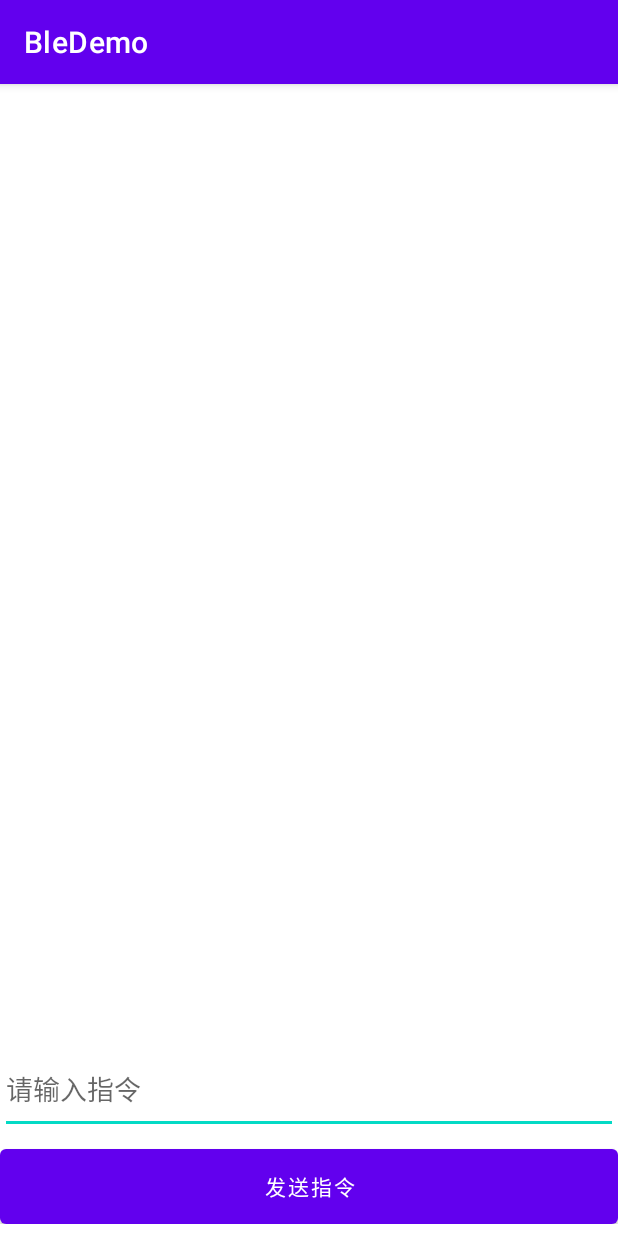
After one commit to lilongweidev/BleDemo, an Android app: the DataExchangeActivity screen opened directly, with no data from a screen before it, on a phone screen of 412 x 824 dp. The commit adds this screen. Run offline under Robolectric (Android 15) with nearby library versions, the phone set to English and light mode, and no system bars; 1 statement that could not run was skipped.

Commit message:
增加数据交互

```diff
--- a/app/build.gradle
+++ b/app/build.gradle
@@ -43,4 +43,6 @@ dependencies {
     implementation 'pub.devrel:easypermissions:3.0.0'
     //让你的适配器一目了然，告别代码冗余
     implementation 'com.github.CymChad:BaseRecyclerViewAdapterHelper:3.0.4'
+    //Easy库
+    implementation 'com.github.lilongweidev:EasyLibrary:1.0.4'
 }
--- /dev/null
+++ b/app/src/main/java/com/llw/bledemo/DataExchangeActivity.java
@@ -0,0 +1,78 @@
+package com.llw.bledemo;
+
+import androidx.appcompat.app.AppCompatActivity;
+
+import android.bluetooth.BluetoothDevice;
+import android.bluetooth.BluetoothGatt;
+import android.os.Bundle;
+import android.widget.EditText;
+import android.widget.Toast;
+
+import com.llw.bledemo.callback.BleCallback;
+import com.llw.bledemo.utils.BleHelper;
+
+/**
+ * 数据交互
+ *
+ * @author llw
+ */
+public class DataExchangeActivity extends AppCompatActivity {
+    private static final String TAG = DataExchangeActivity.class.getSimpleName();
+
+    /**
+     * Gatt
+     */
+    private BluetoothGatt bluetoothGatt;
+    /**
+     * 设备是否连接
+     */
+    private boolean isConnected = false;
+
+    /**
+     * Gatt回调
+     */
+    private BleCallback bleCallback;
+
+    private EditText etCommand;
+
+    @Override
+    protected void onCreate(Bundle savedInstanceState) {
+        super.onCreate(savedInstanceState);
+        setContentView(R.layout.activity_data_exchange);
+        //初始化
+        bleCallback = new BleCallback();
+        //获取上个页面传递过来的设备
+        BluetoothDevice device = getIntent().getParcelableExtra("device");
+        //连接gatt 设置Gatt回调
+        bluetoothGatt = device.connectGatt(this, false, bleCallback);
+        etCommand = findViewById(R.id.et_command);
+        //发送指令
+        findViewById(R.id.btn_send_command).setOnClickListener(v -> {
+            String command = etCommand.getText().toString().trim();
+            if (command.isEmpty()) {
+                showMsg("请输入指令");
+                return;
+            }
+            //发送指令
+            BleHelper.sendCommand(bluetoothGatt, command, "010200".equals(command));
+        });
+    }
+
+    /**
+     * 断开设备连接
+     */
+    private void disconnectDevice() {
+        if (isConnected && bluetoothGatt != null) {
+            bluetoothGatt.disconnect();
+        }
+    }
+
+    /**
+     * Toast提示
+     *
+     * @param msg 内容
+     */
+    private void showMsg(String msg) {
+        Toast.makeText(this, msg, Toast.LENGTH_SHORT).show();
+    }
+}
--- a/app/src/main/java/com/llw/bledemo/adapter/BleDeviceAdapter.java
+++ b/app/src/main/java/com/llw/bledemo/adapter/BleDeviceAdapter.java
@@ -8,6 +8,7 @@ import com.llw.bledemo.bean.BleDevice;
 import java.util.List;
 
 /**
+ * Ble设备适配器
  * @author llw
  * @description BleDeviceAdapter
  * @date 2021/7/21 19:34
--- /dev/null
+++ b/app/src/main/res/layout/activity_data_exchange.xml
@@ -0,0 +1,25 @@
+<?xml version="1.0" encoding="utf-8"?>
+<LinearLayout xmlns:android="http://schemas.android.com/apk/res/android"
+    xmlns:app="http://schemas.android.com/apk/res-auto"
+    xmlns:tools="http://schemas.android.com/tools"
+    android:layout_width="match_parent"
+    android:layout_height="match_parent"
+    android:gravity="bottom"
+    android:orientation="vertical"
+    android:paddingBottom="@dimen/dp_20"
+    tools:context=".DataExchangeActivity">
+    <EditText
+        android:id="@+id/et_command"
+        android:hint="请输入指令"
+        android:layout_width="match_parent"
+        android:layout_height="60dp"/>
+    <Button
+        android:id="@+id/btn_send_command"
+        android:layout_marginTop="10dp"
+        android:text="发送指令"
+        android:insetTop="0dp"
+        android:insetBottom="0dp"
+        android:layout_width="match_parent"
+        android:layout_height="50dp"/>
+
+</LinearLayout>
```
Also changed, not shown: app/src/main/AndroidManifest.xml (+3 -5 lines), app/src/main/java/com/llw/bledemo/MainActivity.java (+19 -4 lines), app/src/main/java/com/llw/bledemo/callback/BleCallback.java (added, +229 -0 lines), app/src/main/java/com/llw/bledemo/utils/BleConstant.java (added, +51 -0 lines), app/src/main/java/com/llw/bledemo/utils/BleHelper.java (added, +80 -0 lines), app/src/main/java/com/llw/bledemo/utils/ByteUtils.java (added, +55 -0 lines).
